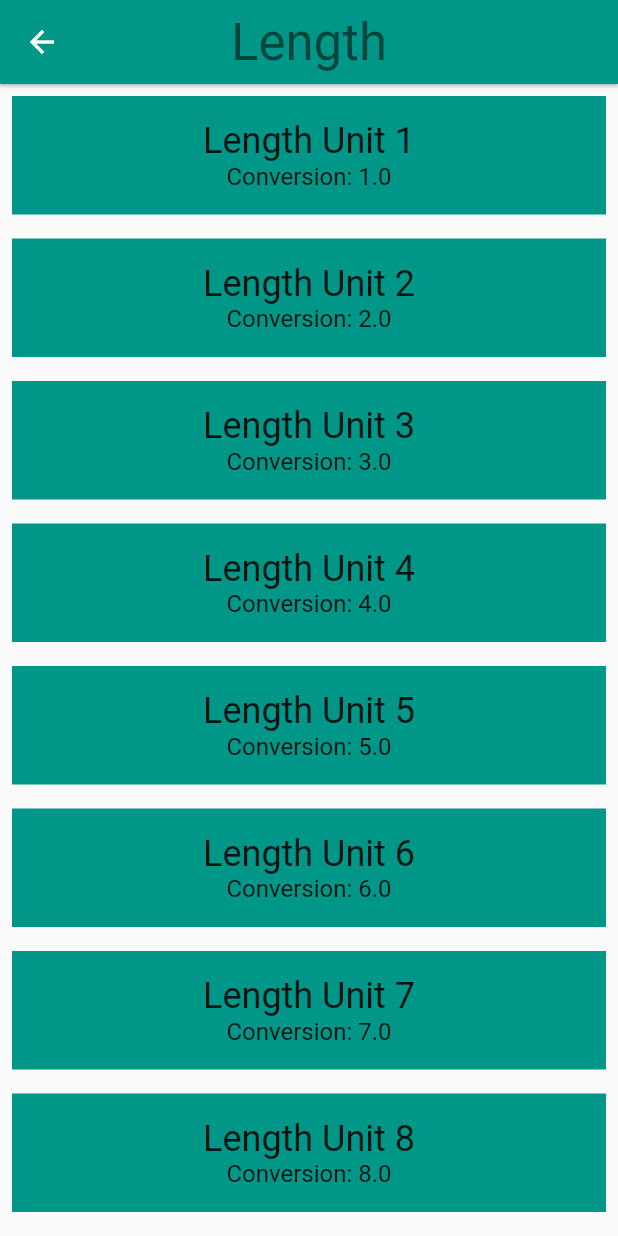
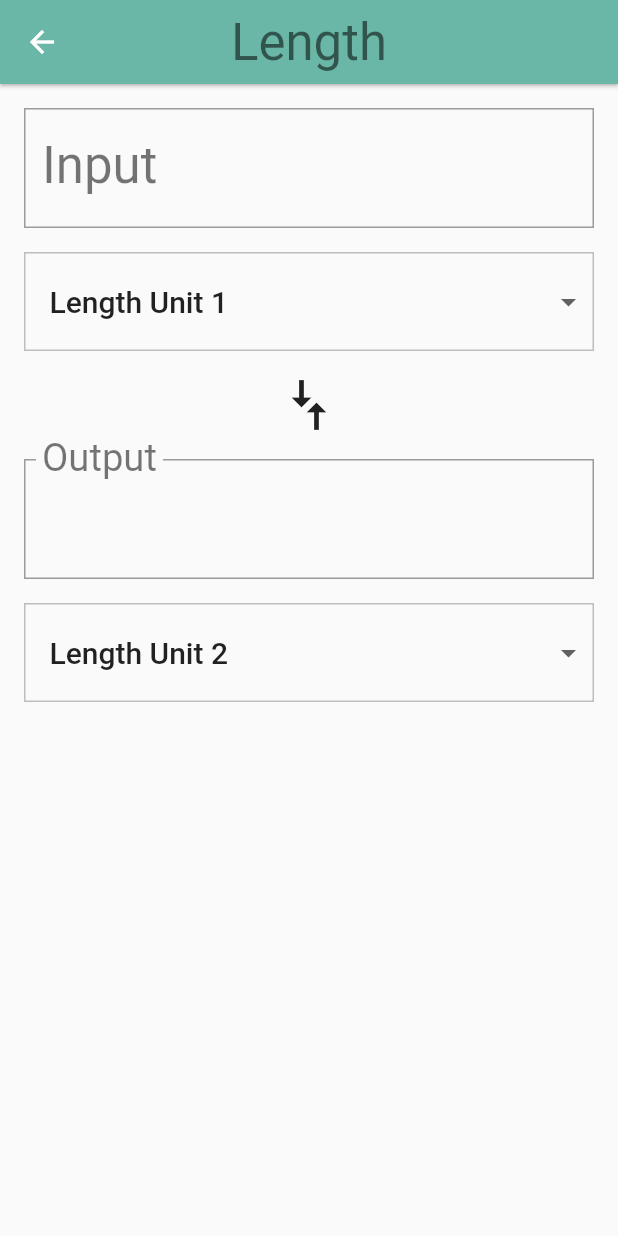
Before and after one commit to AYM1607/udacity_flutter, a Flutter app: the screen it shows after launch, after a tap on "Length", on a phone screen of 412 x 824 dp. Run offline on Flutter 3.47's test engine with Material 2 defaults, Android fonts, the phone set to English and light mode, and no system bars.

Commit message:
Finished code for lesson6 created the conversion view

```diff
--- a/lib/category.dart
+++ b/lib/category.dart
@@ -64,6 +64,9 @@ class Category extends StatelessWidget {
             name: name,
             units: units,
           ),
+          // This prevents the attempt to resize the screen when the keyboard
+          // is opened
+          resizeToAvoidBottomPadding: false,
         );
       },
     ));
@@ -84,6 +87,7 @@ class Category extends StatelessWidget {
         height: _rowHeight,
         child: InkWell(
           borderRadius: _borderRadius,
+          // TODO: Use the highlight and splash colors from the ColorSwatch
           highlightColor: color,
           splashColor: color,
           // We can use either the () => function() or the () { function(); }
--- a/lib/converter_route.dart
+++ b/lib/converter_route.dart
@@ -4,16 +4,17 @@
 
 import 'package:flutter/material.dart';
 import 'package:meta/meta.dart';
+import 'dart:math' as math;
 
 import 'unit.dart';
 
-/// Converter screen where users can input amounts to convert.
-///
-/// Currently, it just displays a list of mock units.
+const _padding = EdgeInsets.all(16.0);
+
+/// [ConverterRoute] where users can input amounts to convert in one [Unit]
+/// and retrieve the conversion in another [Unit] for a specific [Category].
 ///
 /// While it is named ConverterRoute, a more apt name would be ConverterScreen,
 /// because it is responsible for the UI at the route's destination.
-// TODO: Make ConverterRoute a StatefulWidget
 class ConverterRoute extends StatefulWidget {
   /// This [Category]'s name.
   final String name;
@@ -36,35 +37,211 @@ class ConverterRoute extends StatefulWidget {
   @override
   _ConverterRouteState createState() => _ConverterRouteState();
 }
+
 class _ConverterRouteState extends State<ConverterRoute> {
+  // TODO: Set some variables, such as for keeping track of the user's input
+  // value and units
+  List<DropdownMenuItem> _menuItems;
+  Unit _fromUnit;
+  Unit _toUnit;
+  double _inputValue;
+  String _convertedValue = '';
+  bool _showValidationError = false;
+
+
+  void initState() {
+    super.initState();
+    _createMenuItems();
+    _setDefaults();
+  }
+
+  void _createMenuItems() {
+    setState(() {
+      _menuItems = widget.units.map((unit) {
+        return DropdownMenuItem(
+          value: unit.name,
+          child: Container(
+            child: Text(
+              unit.name,
+              softWrap: true,
+            ),
+          ),
+        );
+      }).toList();
+    });
+  }
+
+  void _setDefaults() {
+    setState(() {
+      _fromUnit = widget.units[0];
+      _toUnit = widget.units[1];
+    });
+  }
+
+
+  /// Clean up conversion; trim trailing zeros, e.g. 5.500 -> 5.5, 10.0 -> 10
+  String _format(double conversion) {
+    var outputNum = conversion.toStringAsPrecision(7);
+    if (outputNum.contains('.') && outputNum.endsWith('0')) {
+      var i = outputNum.length - 1;
+      while (outputNum[i] == '0') {
+        i -= 1;
+      }
+      outputNum = outputNum.substring(0, i + 1);
+    }
+    if (outputNum.endsWith('.')) {
+      return outputNum.substring(0, outputNum.length - 1);
+    }
+    return outputNum;
+  }
+
+  Unit _getUnit(String unitName) {
+    return widget.units.firstWhere(
+      (Unit unit) => unit.name == unitName,
+      orElse: null
+    );
+  }
+
+  void _updateConvertedValue() {
+    setState(() {
+      _convertedValue =
+          _format(_inputValue * (_toUnit.conversion / _fromUnit.conversion));
+    });
+  }
+
+  void _updateInputValue(String value) {
+    setState(() {
+      if (value.isEmpty || value == null) {
+        _convertedValue = '';
+      } else {
+        try {
+          final inputValue = double.parse(value);
+          _inputValue = inputValue;
+          _showValidationError = false;
+          _updateConvertedValue();
+        } on Exception catch (e){
+          print('Error: $e');
+          _showValidationError = true;
+        }
+      }
+    });
+  }
+
+  void _updateFromUnit(dynamic unitName) {
+    setState(() {
+      _fromUnit = _getUnit(unitName);
+    });
+    _updateConvertedValue();
+  }
+
+  void _updateToUnit(dynamic unitName) {
+    setState(() {
+      _toUnit = _getUnit(unitName);
+    });
+    _updateConvertedValue();
+  }
+
+  Widget _createDropdown(String currentValue, ValueChanged<dynamic> onChanged) {
+    return Container(
+      margin: EdgeInsets.only(top: 16.0),
+      decoration: BoxDecoration(
+        border: Border.all(
+          color: Colors.grey[400],
+          width: 1.0,
+        ),
+      ),
+      padding: EdgeInsets.symmetric(vertical: 8.0),
+      child: Theme(
+        data: Theme.of(context).copyWith(
+          canvasColor: Colors.grey[50],
+        ),
+        child: DropdownButtonHideUnderline(
+          child: ButtonTheme(
+            alignedDropdown: true,
+            child: DropdownButton(
+              value: currentValue,
+              items: _menuItems,
+              onChanged: onChanged,
+              style: Theme.of(context).textTheme.title,
+            ),
+          ),
+        ),
+      ),
+    );
+  }
 
   @override
   Widget build(BuildContext context) {
-    // Here is just a placeholder for a list of mock units
-    // TODO: Once the build() function is inside the State object,
-    // you'll have to reference this using `widget.units`
-    List<Widget> unitWidgets = widget.units.map((Unit unit) {
-      return Container(
-        color: widget.color,
-        margin: EdgeInsets.all(8.0),
-        padding: EdgeInsets.all(16.0),
-        child: Column(
-          children: <Widget>[
-            Text(
-              unit.name,
-              style: Theme.of(context).textTheme.headline,
+    // TODO: Create the 'input' group of widgets. This is a Column that
+    // includes the input value, and 'from' unit [Dropdown].
+    final inputGroup = Padding(
+      padding: _padding,
+      child: Column(
+        crossAxisAlignment: CrossAxisAlignment.stretch,
+        children: <Widget>[
+          TextField(
+            style: Theme.of(context).textTheme.display1,
+            decoration: InputDecoration(
+              errorText: _showValidationError ? 'Invalid number' : null,
+              labelStyle: Theme.of(context).textTheme.display1,
+              labelText: 'Input',
+              border: OutlineInputBorder(
+                borderRadius: BorderRadius.circular(0),
+              ),
             ),
-            Text(
-              'Conversion: ${unit.conversion}',
-              style: Theme.of(context).textTheme.subhead,
+            keyboardType: TextInputType.numberWithOptions(),
+            onChanged: _updateInputValue,
+          ),
+          _createDropdown(_fromUnit.name, _updateFromUnit),
+        ],
+      ),
+    );
+
+    final Widget arrowsIcon = Center(
+      child: Transform.rotate(
+        angle: math.pi / 2,
+        child: Icon(Icons.compare_arrows, size: 40.0),
+      ),
+    );
+
+    final Widget outputGroup = Padding(
+      padding: _padding,
+      child: Column(
+        crossAxisAlignment: CrossAxisAlignment.stretch,
+        children: <Widget>[
+          InputDecorator(
+            child: Text(
+              _convertedValue,
+              style: Theme.of(context).textTheme.display1,
             ),
-          ],
-        ),
-      );
-    }).toList();
+            decoration: InputDecoration(
+              border: OutlineInputBorder(
+                borderRadius: BorderRadius.circular(0),
+              ),
+              labelText: 'Output',
+              labelStyle: Theme.of(context).textTheme.display1,
+            ),
+          ),
+          _createDropdown(_toUnit.name, _updateToUnit),
+        ],
+      ),
+    );
+    // TODO: Create a compare arrows icon.
 
-    return ListView(
-      children: unitWidgets,
+    // TODO: Create the 'output' group of widgets. This is a Column that
+    // includes the output value, and 'to' unit [Dropdown].
+
+    // TODO: Return the input, arrows, and output widgets, wrapped in a Column.
+
+    // TODO: Delete the below placeholder code.
+    final converter = Column(
+      crossAxisAlignment: CrossAxisAlignment.stretch,
+      children: <Widget>[
+        inputGroup,
+        arrowsIcon,
+        outputGroup,
+      ],
     );
+    return converter;
   }
 }
--- a/lib/main.dart
+++ b/lib/main.dart
@@ -25,6 +25,7 @@ class UnitConverterApp extends StatelessWidget {
     return MaterialApp(
       debugShowCheckedModeBanner: false,
       title: 'Unit Converter',
+      // TODO: Fill out the theme parameter
       home: CategoryRoute(),
     );
   }
```
Also changed, not shown: lib/category_route.dart (+49 -32 lines).
